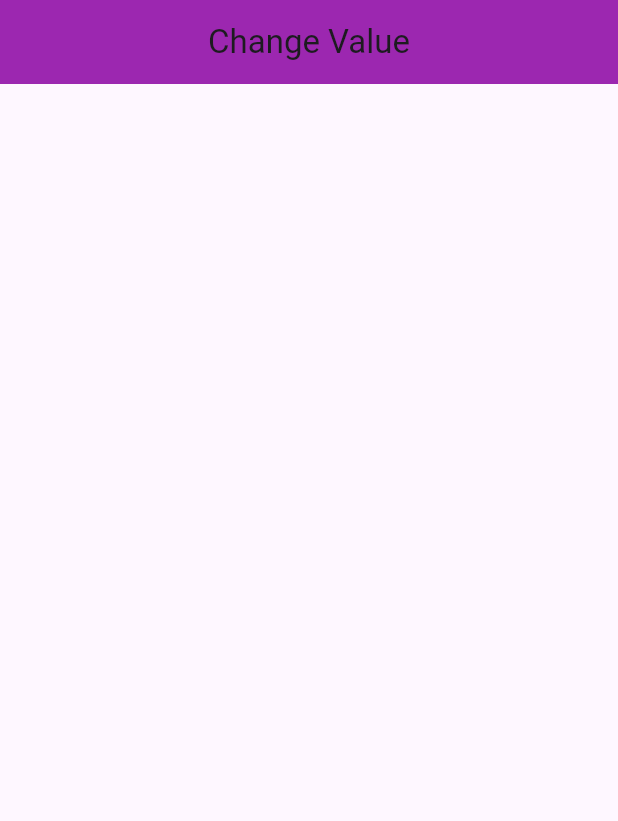
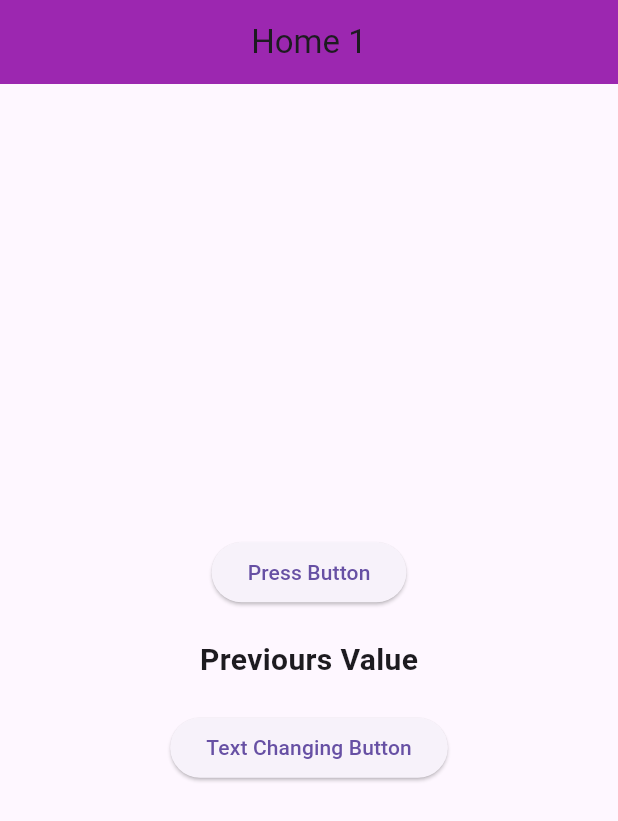
Before and after one commit to Ameer-Anas99/ValueChangeProvider, a Flutter app: the screen it shows after launch, on a phone screen of 412 x 824 dp. Shown: the top 821 px of the screen. Run offline on Flutter 3.47's test engine with Material 3 defaults, Android fonts, the phone set to English and light mode, and no system bars.

Commit message:
function calls are made using the provider

```diff
--- /dev/null
+++ b/lib/controller/provider.dart
@@ -0,0 +1,10 @@
+import 'package:flutter/material.dart';
+
+class ValueChange extends ChangeNotifier {
+  String value = "Previours Value";
+
+  void changevalue() {
+    value = "Latest Word";
+    notifyListeners();
+  }
+}
--- a/lib/main.dart
+++ b/lib/main.dart
@@ -1,130 +1,7 @@
-// import 'package:flutter/material.dart';
-
-// void main() {
-//   runApp(const MyApp());
-// }
-
-// class MyApp extends StatelessWidget {
-//   const MyApp({super.key});
-
-//   // This widget is the root of your application.
-//   @override
-//   Widget build(BuildContext context) {
-//     return MaterialApp(
-//       title: 'Flutter Demo',
-//       theme: ThemeData(
-//         // This is the theme of your application.
-//         //
-//         // TRY THIS: Try running your application with "flutter run". You'll see
-//         // the application has a purple toolbar. Then, without quitting the app,
-//         // try changing the seedColor in the colorScheme below to Colors.green
-//         // and then invoke "hot reload" (save your changes or press the "hot
-//         // reload" button in a Flutter-supported IDE, or press "r" if you used
-//         // the command line to start the app).
-//         //
-//         // Notice that the counter didn't reset back to zero; the application
-//         // state is not lost during the reload. To reset the state, use hot
-//         // restart instead.
-//         //
-//         // This works for code too, not just values: Most code changes can be
-//         // tested with just a hot reload.
-//         colorScheme: ColorScheme.fromSeed(seedColor: Colors.deepPurple),
-//         useMaterial3: true,
-//       ),
-//       home: const MyHomePage(title: 'Flutter Demo Home Page'),
-//     );
-//   }
-// }
-
-// class MyHomePage extends StatefulWidget {
-//   const MyHomePage({super.key, required this.title});
-
-//   // This widget is the home page of your application. It is stateful, meaning
-//   // that it has a State object (defined below) that contains fields that affect
-//   // how it looks.
-
-//   // This class is the configuration for the state. It holds the values (in this
-//   // case the title) provided by the parent (in this case the App widget) and
-//   // used by the build method of the State. Fields in a Widget subclass are
-//   // always marked "final".
-
-//   final String title;
-
-//   @override
-//   State<MyHomePage> createState() => _MyHomePageState();
-// }
-
-// class _MyHomePageState extends State<MyHomePage> {
-//   int _counter = 0;
-
-//   void _incrementCounter() {
-//     setState(() {
-//       // This call to setState tells the Flutter framework that something has
-//       // changed in this State, which causes it to rerun the build method below
-//       // so that the display can reflect the updated values. If we changed
-//       // _counter without calling setState(), then the build method would not be
-//       // called again, and so nothing would appear to happen.
-//       _counter++;
-//     });
-//   }
-
-//   @override
-//   Widget build(BuildContext context) {
-//     // This method is rerun every time setState is called, for instance as done
-//     // by the _incrementCounter method above.
-//     //
-//     // The Flutter framework has been optimized to make rerunning build methods
-//     // fast, so that you can just rebuild anything that needs updating rather
-//     // than having to individually change instances of widgets.
-//     return Scaffold(
-//       appBar: AppBar(
-//         // TRY THIS: Try changing the color here to a specific color (to
-//         // Colors.amber, perhaps?) and trigger a hot reload to see the AppBar
-//         // change color while the other colors stay the same.
-//         backgroundColor: Theme.of(context).colorScheme.inversePrimary,
-//         // Here we take the value from the MyHomePage object that was created by
-//         // the App.build method, and use it to set our appbar title.
-//         title: Text(widget.title),
-//       ),
-//       body: Center(
-//         // Center is a layout widget. It takes a single child and positions it
-//         // in the middle of the parent.
-//         child: Column(
-//           // Column is also a layout widget. It takes a list of children and
-//           // arranges them vertically. By default, it sizes itself to fit its
-//           // children horizontally, and tries to be as tall as its parent.
-//           //
-//           // Column has various properties to control how it sizes itself and
-//           // how it positions its children. Here we use mainAxisAlignment to
-//           // center the children vertically; the main axis here is the vertical
-//           // axis because Columns are vertical (the cross axis would be
-//           // horizontal).
-//           //
-//           // TRY THIS: Invoke "debug painting" (choose the "Toggle Debug Paint"
-//           // action in the IDE, or press "p" in the console), to see the
-//           // wireframe for each widget.
-//           mainAxisAlignment: MainAxisAlignment.center,
-//           children: <Widget>[
-//             const Text(
-//               'You have pushed the button this many times:',
-//             ),
-//             Text(
-//               '$_counter',
-//               style: Theme.of(context).textTheme.headlineMedium,
-//             ),
-//           ],
-//         ),
-//       ),
-//       floatingActionButton: FloatingActionButton(
-//         onPressed: _incrementCounter,
-//         tooltip: 'Increment',
-//         child: const Icon(Icons.add),
-//       ), // This trailing comma makes auto-formatting nicer for build methods.
-//     );
-//   }
-// }
 import 'package:flutter/material.dart';
-import 'package:valuechange/view/homepage.dart';
+import 'package:provider/provider.dart';
+import 'package:valuechange/controller/provider.dart';
+import 'package:valuechange/view/home1.dart';
 
 void main() {
   runApp(const MyApp());
@@ -135,9 +12,16 @@ class MyApp extends StatelessWidget {
 
   @override
   Widget build(BuildContext context) {
-    return const MaterialApp(
-      debugShowCheckedModeBanner: false,
-      home: ChangeValue(),
+    return MultiProvider(
+      providers: [
+        ChangeNotifierProvider(
+          create: (context) => ValueChange(),
+        )
+      ],
+      child: const MaterialApp(
+        debugShowCheckedModeBanner: false,
+        home: HomePage1(),
+      ),
     );
   }
 }
--- /dev/null
+++ b/lib/view/home1.dart
@@ -0,0 +1,53 @@
+import 'package:flutter/material.dart';
+import 'package:provider/provider.dart';
+import 'package:valuechange/controller/provider.dart';
+import 'package:valuechange/view/home2.dart';
+
+class HomePage1 extends StatelessWidget {
+  const HomePage1({super.key});
+
+  @override
+  Widget build(BuildContext context) {
+    return Scaffold(
+      appBar: AppBar(
+        backgroundColor: Colors.purple,
+        title: const Center(child: Text("Home 1")),
+      ),
+      body: Center(
+        child: Column(
+          mainAxisAlignment: MainAxisAlignment.center,
+          children: [
+            ElevatedButton(
+                onPressed: () {
+                  Navigator.of(context).push(MaterialPageRoute(
+                    builder: (context) => const HomePage2(),
+                  ));
+                },
+                child: const Text("Press Button")),
+            const SizedBox(
+              height: 20,
+            ),
+            Consumer<ValueChange>(
+              builder: (context, changeprovider, child) => Text(
+                // "Previours Value",
+                changeprovider.value,
+                style:
+                    const TextStyle(fontSize: 20, fontWeight: FontWeight.w600),
+              ),
+            ),
+            const SizedBox(
+              height: 20,
+            ),
+            Consumer<ValueChange>(
+              builder: (context, pro, child) => ElevatedButton(
+                  onPressed: () {
+                    pro.changevalue();
+                  },
+                  child: const Text("Text Changing Button")),
+            )
+          ],
+        ),
+      ),
+    );
+  }
+}
--- a/lib/view/homepage.dart
+++ /dev/null
@@ -1,14 +0,0 @@
-import 'package:flutter/material.dart';
-
-class ChangeValue extends StatelessWidget {
-  const ChangeValue({super.key});
-
-  @override
-  Widget build(BuildContext context) {
-    return Scaffold(
-        appBar: AppBar(
-      backgroundColor: Colors.purple,
-      title: const Center(child: Text("Change Value")),
-    ));
-  }
-}
--- a/pubspec.yaml
+++ b/pubspec.yaml
@@ -35,6 +35,7 @@ dependencies:
   # The following adds the Cupertino Icons font to your application.
   # Use with the CupertinoIcons class for iOS style icons.
   cupertino_icons: ^1.0.2
+  provider: ^6.1.1
 
 dev_dependencies:
   flutter_test:
```
Also changed, not shown: lib/view/home2.dart (added, +53 -0 lines), lib/view/home3.dart (added, +52 -0 lines), pubspec.lock.
